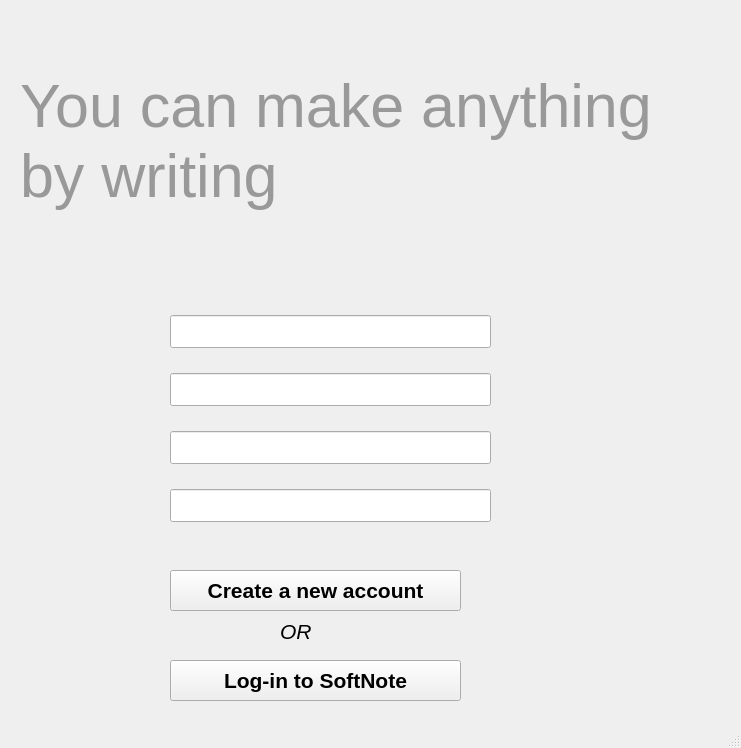
Above: mainwindow.ui from Adarsha16/SoftNote before the change. Below: the same form after it.
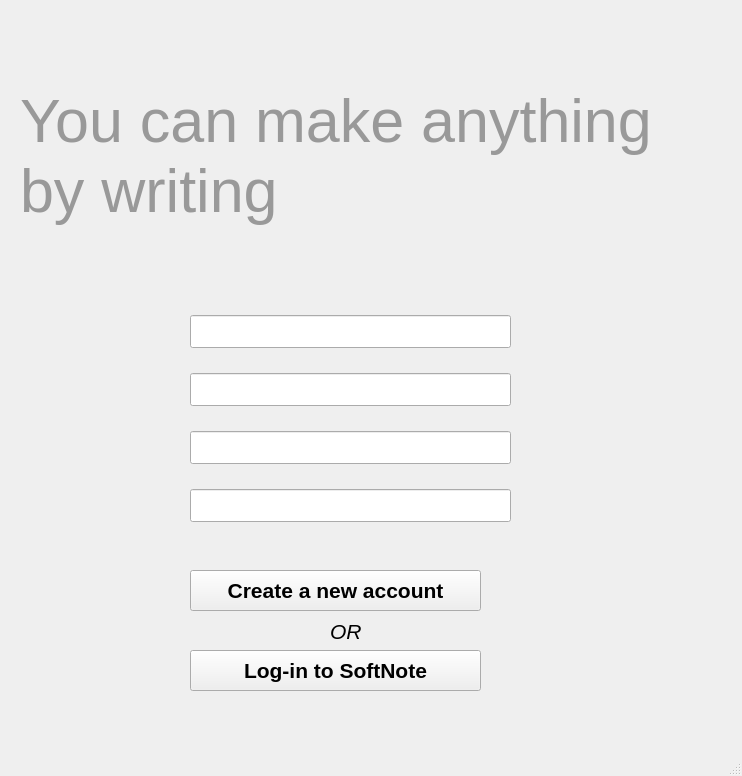
That is the form after the change. Icons and pictures are not drawn.

What changed in the file:
```diff
--- a/mainwindow.ui
+++ b/mainwindow.ui
@@ -6,8 +6,8 @@
    <rect>
     <x>0</x>
     <y>0</y>
-    <width>741</width>
-    <height>748</height>
+    <width>742</width>
+    <height>776</height>
    </rect>
   </property>
   <property name="windowTitle">
@@ -26,7 +26,7 @@
     <widget class="QPushButton" name="onSubmit">
      <property name="geometry">
       <rect>
-       <x>190</x>
+       <x>210</x>
        <y>580</y>
        <width>291</width>
        <height>41</height>
@@ -46,9 +46,9 @@
      <property name="geometry">
       <rect>
        <x>40</x>
-       <y>10</y>
-       <width>671</width>
-       <height>281</height>
+       <y>40</y>
+       <width>681</width>
+       <height>251</height>
       </rect>
      </property>
      <property name="font">
@@ -75,7 +75,7 @@
     <widget class="QLabel" name="label">
      <property name="geometry">
       <rect>
-       <x>300</x>
+       <x>350</x>
        <y>630</y>
        <width>41</width>
        <height>22</height>
@@ -94,7 +94,7 @@
     <widget class="QWidget" name="layoutWidget">
      <property name="geometry">
       <rect>
-       <x>180</x>
+       <x>200</x>
        <y>310</y>
        <width>341</width>
        <height>241</height>
@@ -166,8 +166,8 @@
     <widget class="QPushButton" name="signIn">
      <property name="geometry">
       <rect>
-       <x>190</x>
-       <y>670</y>
+       <x>210</x>
+       <y>660</y>
        <width>291</width>
        <height>41</height>
       </rect>
```
Left out of the diff: 31 changed lines with no effect on the pictures.
